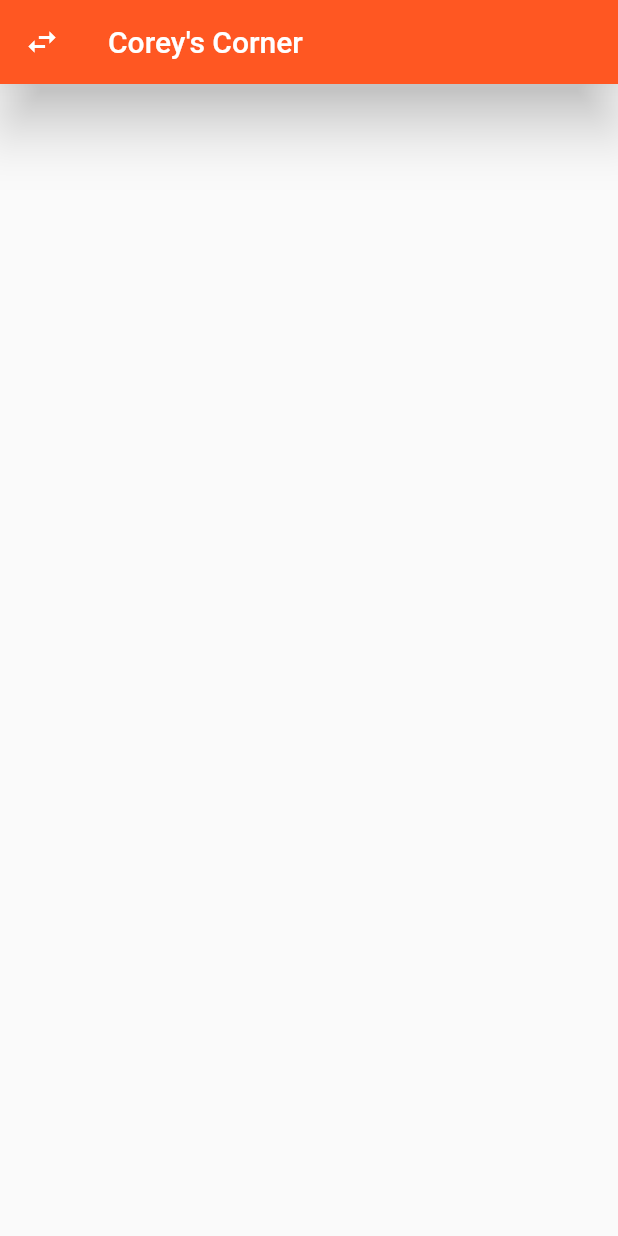
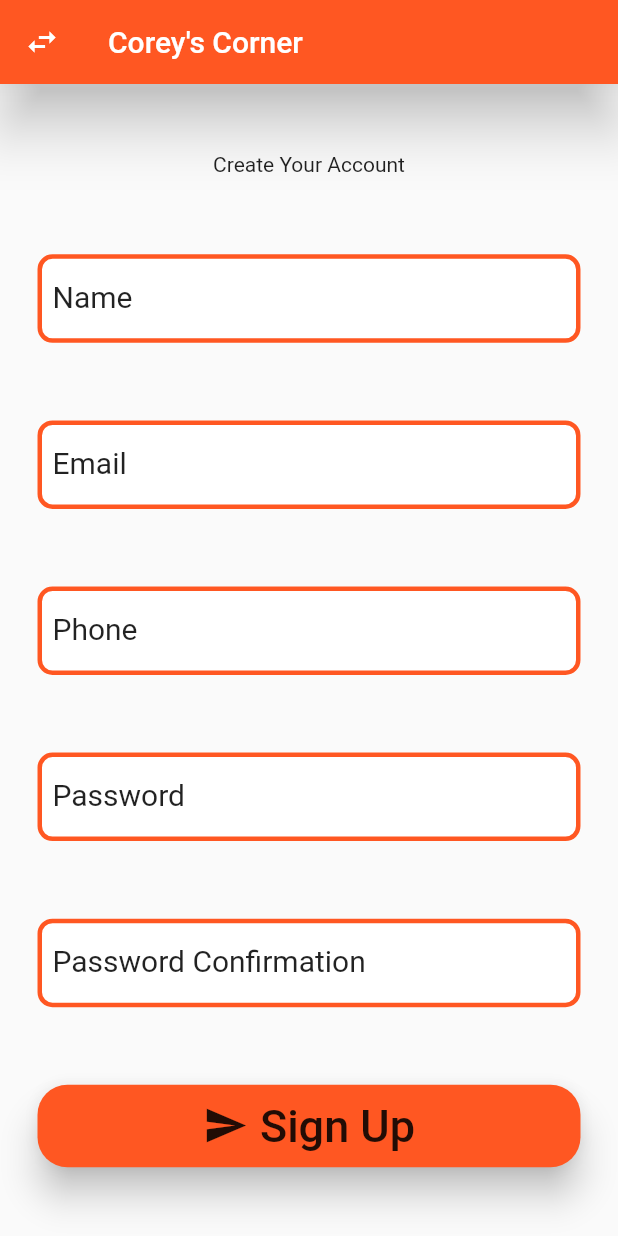
Before and after one commit to gardnerapp/fluttaResteraunt-, a Flutter app: the screen it shows after launch, on a phone screen of 412 x 824 dp. Run offline on Flutter 3.47's test engine with Material 2 defaults, Android fonts, the phone set to English and light mode, and no system bars; our stand-ins replace carousel_pro, flutter_bloc; missing offline and left inert: pimp_my_button.

Commit message:
finish authentication layout

```diff
--- a/lib/api/authentication.dart
+++ b/lib/api/authentication.dart
@@ -1,7 +1,9 @@
 import 'dart:convert';
-
 import 'package:untitled/api/base.dart';
 import 'package:http/http.dart' as http;
+
+//TODO return user based on http response
+
 
 class AuthenticationRequest extends Base{
 
--- a/lib/authentication_layouts/signin.dart
+++ b/lib/authentication_layouts/signin.dart
@@ -15,7 +15,7 @@ class _SignInState extends State<SignIn> {
   AuthenticationRequest auth = AuthenticationRequest();
   final _key = GlobalKey<FormState>();
   String phone;
-  String passwrd;
+  String password;
   @override
   Widget build(BuildContext context) {
     return Container(
@@ -40,7 +40,7 @@ class _SignInState extends State<SignIn> {
             TextFormContainer(
               child: TextFormField(
                 decoration: textInputDecoration("Password", context),
-                onChanged: (val) => setState(()=> passwrd = val),
+                onChanged: (val) => setState(()=> password = val),
               ),
             ),
             SizedBox(
--- a/lib/authentication_layouts/signup.dart
+++ b/lib/authentication_layouts/signup.dart
@@ -1,4 +1,11 @@
 import 'package:flutter/material.dart';
+import 'package:untitled/api/authentication.dart';
+import 'package:untitled/authentication_layouts/form_Styles/textFornContainer.dart';
+
+import '../home.dart';
+import 'form_Styles/customRaisedIconButton.dart';
+import 'form_Styles/raisedButtonIcon.dart';
+import 'form_Styles/styles.dart';
 
 class SignUp extends StatefulWidget {
   @override
@@ -6,10 +13,118 @@ class SignUp extends StatefulWidget {
 }
 
 class _SignUpState extends State<SignUp> {
+  AuthenticationRequest auth = AuthenticationRequest();
+  final _key = GlobalKey<FormState>();
+  String name;
+  String email;
+  String phone;
+  String password;
+  String passwordConfirmation;
+  static Pattern emailPattern =
+      r'^(([^<>()[\]\\.,;:\s@\"]+(\.[^<>()[\]\\.,;:\s@\"]+)*)|(\".+\"))@((\[[0-9]{1,3}\.[0-9]{1,3}\.[0-9]{1,3}\.[0-9]{1,3}\])|(([a-zA-Z\-0-9]+\.)+[a-zA-Z]{2,}))$';
+  RegExp emailRegex = new RegExp(emailPattern);
+  static Pattern phonePattern = r'^(?:[+0]9)?[0-9]{10}$';
+  RegExp phoneRegex = new RegExp(phonePattern);
+
   @override
   Widget build(BuildContext context) {
     return Container(
-
-    );
+        padding: EdgeInsets.symmetric(vertical: 20.0, horizontal: 25.0),
+        child: Form(
+          key: _key,
+          child: Column(
+            mainAxisAlignment: MainAxisAlignment.spaceAround,
+            crossAxisAlignment: CrossAxisAlignment.center,
+            children: <Widget>[
+              Text("Create Your Account"),
+              Container(
+                  width: 400,
+                  child: TextFormField(
+                    decoration: textInputDecoration("Name", context),
+                    onChanged: (val) {
+                      setState(() {
+                        name = val;
+                      });
+                    },
+                    validator: (val) =>
+                        val.isEmpty ? "Please enter your name" : null,
+                  )),
+              TextFormContainer(
+                  child: TextFormField(
+                      decoration: textInputDecoration("Email", context),
+                      onChanged: (val) {
+                        setState(() {
+                          email = val;
+                        });
+                      },
+                      validator: (val) {
+                        if (val.isEmpty) {
+                          return "You Forgot to enter your email";
+                        } else if (!emailRegex.hasMatch(val)) {
+                          return "Your did not enter a valid email address";
+                        }
+                        return null;
+                      })),
+              TextFormContainer(
+                child: TextFormField(
+                    decoration: textInputDecoration("Phone", context),
+                    onChanged: (val) {
+                      setState(() {
+                        phone = val;
+                      });
+                    },
+                    validator: (val) {
+                      if (val.isEmpty) {
+                        return "You Forgot to enter your email";
+                      } else if (!phoneRegex.hasMatch(val)) {
+                        return "Your did not enter a valid phone number, ommit - & ()";
+                      }
+                      return null;
+                    }),
+              ),
+              TextFormContainer(
+                child: TextFormField(
+                    obscureText: true,
+                    decoration: textInputDecoration("Password", context),
+                    onChanged: (val) {
+                      setState(() {
+                        password = val;
+                      });
+                    },
+                    validator: (val) {
+                      if (val.isEmpty) {
+                        return "You forgot to enter a password";
+                      } else if (val.length < 6) {
+                        return "Password must be 6 characters long";
+                      } else if (val == "password") {
+                        return "That's definitely not a good password choice";
+                      }
+                      return null;
+                    }),
+              ),
+              TextFormContainer(
+                child: TextFormField(
+                  obscureText: true,
+                  decoration:
+                      textInputDecoration("Password Confirmation", context),
+                  onChanged: (val) {
+                    setState(() {
+                      passwordConfirmation = val;
+                    });
+                  },
+                  validator: (val) =>
+                      val != password ? "Your Passwords Don't Match" : null,
+                ),
+              ),
+              TextFormContainer(
+                child: customRaisedIconButton(
+                    "Sign Up", raisedButtonIcon(Icons.send), context, () {
+                  Navigator.push(
+                      context, MaterialPageRoute(builder: (context) => Home()));
+                }),
+              )
+            ],
+          ),
+        ));
   }
 }
```
Also changed, not shown: lib/authentication_layouts/forgot.dart (+61 -0 lines).
